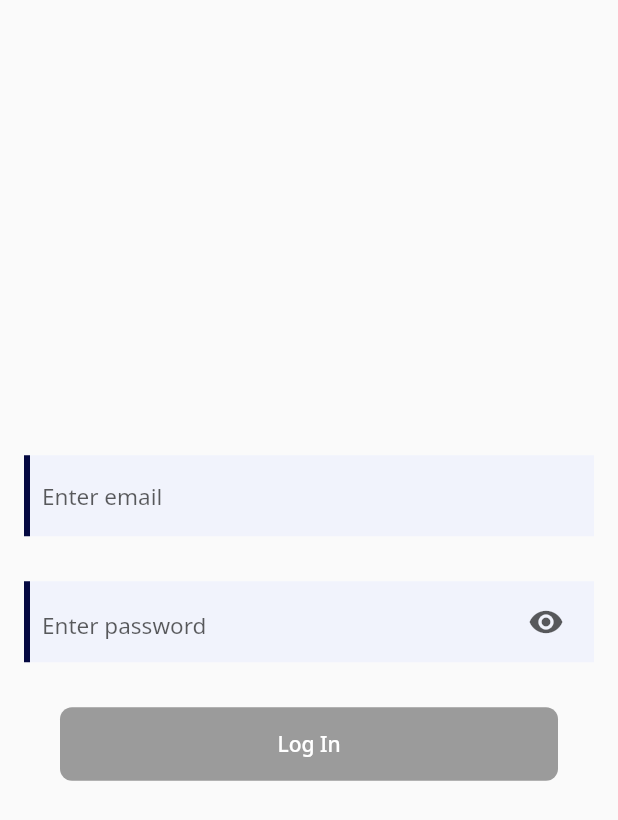
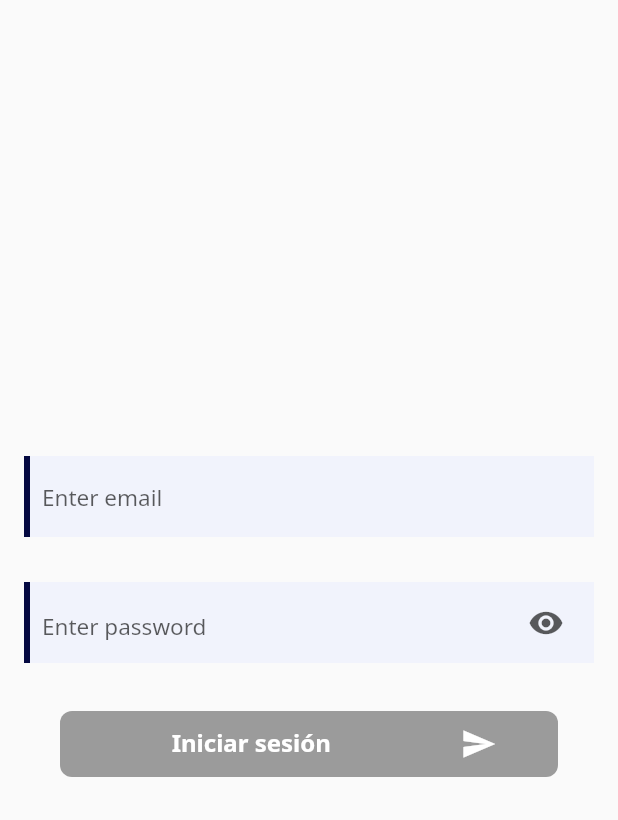
Before and after one commit to FabianVarela/flutter_login_types, a Flutter app: the screen it shows after launch, on a phone screen of 412 x 824 dp. Shown: the top 820 px of the screen. Run offline on Flutter 3.47's test engine with Material 2 defaults, Android fonts, the phone set to English and light mode, and no system bars; our stand-ins replace google_fonts, rxdart.

Commit message:
Change default button by custom button widget

```diff
--- a/lib/ui/login.ui.dart
+++ b/lib/ui/login.ui.dart
@@ -1,5 +1,6 @@
 import 'package:flutter/material.dart';
 import 'package:login_bloc/bloc/login_bloc.dart';
+import 'package:login_bloc/ui/widgets/custom_button.dart';
 import 'package:login_bloc/ui/widgets/custom_textfield.dart';
 import 'package:login_bloc/ui/widgets/loading.dart';
 import 'package:login_bloc/utils/colors.dart';
@@ -110,20 +111,13 @@ class _LoginUIState extends State<LoginUI> {
             children: <Widget>[
               Expanded(
                 flex: 1,
-                child: RaisedButton(
-                  color: CustomColors.lightGreen,
-                  child: Text(
-                    'Log In',
-                    style: TextStyle(
-                      color: CustomColors.white,
-                    ),
-                  ),
-                  shape: RoundedRectangleBorder(
-                    borderRadius: BorderRadius.circular(8),
-                  ),
-                  padding: const EdgeInsets.symmetric(vertical: 15),
-                  onPressed:
-                      snapshot.hasData ? () => bloc.authenticate() : null,
+                child: CustomButton(
+                  text: 'Iniciar sesión',
+                  onPress: snapshot.hasData ? () => bloc.authenticate() : null,
+                  backgroundColor: CustomColors.lightGreen,
+                  foregroundColor: CustomColors.white,
+                  icon: Icon(Icons.send, color: CustomColors.white),
+                  direction: IconDirection.right,
                 ),
               ),
             ],
```
